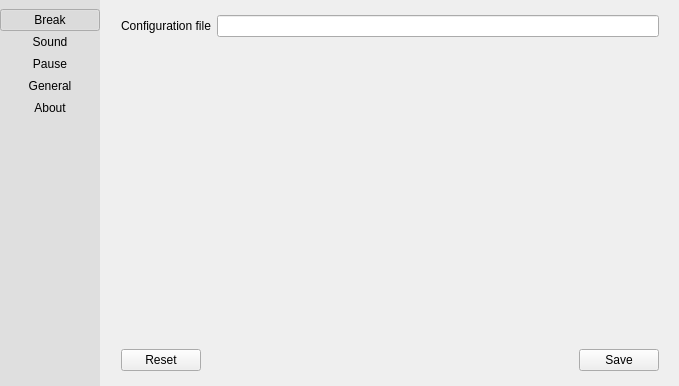
This is src/pref-window.ui in AllanChain/sane-break as Qt 5 draws it before an edit. The edited form follows.
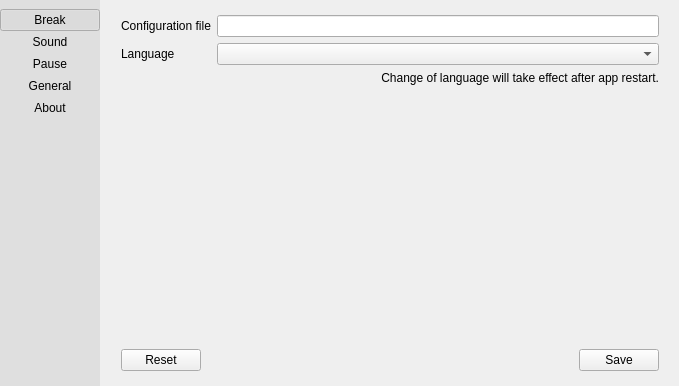
This is the edited form. The open tabs and pages were chosen to show the change. Icons and pictures are not drawn. Custom widgets are drawn as their Qt base class.

Commit message: language select available in welcome and settings

What changed in the file:
```diff
--- a/src/pref-window.ui
+++ b/src/pref-window.ui
@@ -808,23 +808,43 @@
        <widget class="QWidget" name="generalPage">
         <layout class="QVBoxLayout" name="verticalLayout_7">
          <item>
-          <layout class="QHBoxLayout" name="horizontalLayout_4">
-           <item>
-            <widget class="QLabel" name="label_18">
-             <property name="text">
-              <string>Configuration file</string>
-             </property>
-            </widget>
-           </item>
-           <item>
+          <layout class="QGridLayout" name="gridLayout_4">
+           <item row="0" column="1">
             <widget class="QLineEdit" name="configFile">
              <property name="readOnly">
               <bool>true</bool>
              </property>
             </widget>
            </item>
+           <item row="0" column="0">
+            <widget class="QLabel" name="label_18">
+             <property name="text">
+              <string>Configuration file</string>
+             </property>
+            </widget>
+           </item>
+           <item row="1" column="0">
+            <widget class="QLabel" name="languageLabel">
+             <property name="text">
+              <string>Language</string>
+             </property>
+            </widget>
+           </item>
+           <item row="1" column="1">
+            <widget class="LanguageSelect" name="languageSelect"/>
+           </item>
           </layout>
          </item>
+         <item>
+          <widget class="QLabel" name="languageHint">
+           <property name="text">
+            <string>Change of language will take effect after app restart.</string>
+           </property>
+           <property name="alignment">
+            <set>Qt::AlignmentFlag::AlignRight|Qt::AlignmentFlag::AlignTrailing|Qt::AlignmentFlag::AlignVCenter</set>
+           </property>
+          </widget>
+         </item>
          <item>
           <spacer name="verticalSpacer_3">
            <property name="orientation">
@@ -999,6 +1019,11 @@
    <extends>QSlider</extends>
    <header>widgets.h</header>
   </customwidget>
+  <customwidget>
+   <class>LanguageSelect</class>
+   <extends>QComboBox</extends>
+   <header location="global">widgets.h</header>
+  </customwidget>
  </customwidgets>
  <resources>
   <include location="../resources/index.qrc"/>
```
The commit also changes 5 other files.
